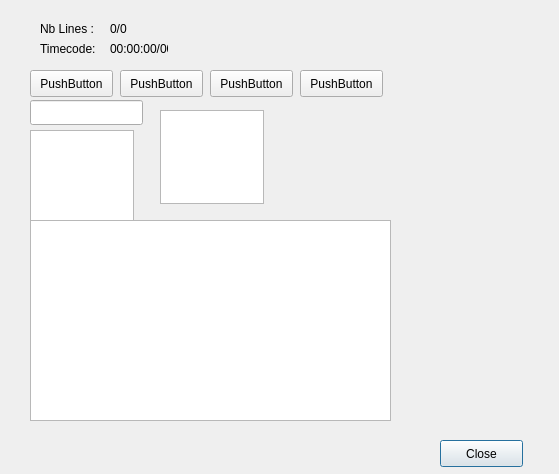
Before: the Qt Designer form branches/avidemux_2.4_branch/avidemux/ADM_userInterfaces/ADM_QT4/ADM_ocr/ocr.ui in BackupTheBerlios/avidemux-svn, drawn with Qt 5.
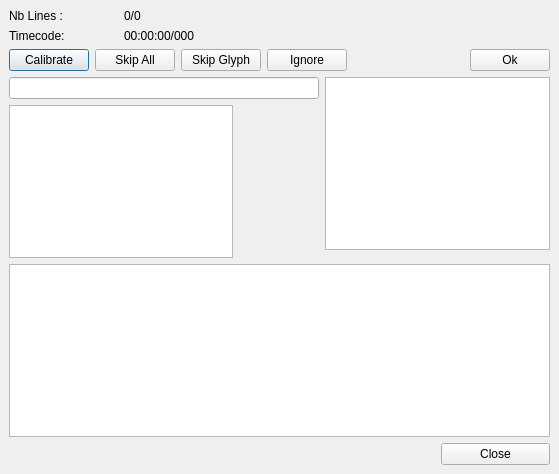
After: the same form once the commit is applied.

Commit message: [QT] Mostly working OCR for QT

What changed in the file:
```diff
--- a/branches/avidemux_2.4_branch/avidemux/ADM_userInterfaces/ADM_QT4/ADM_ocr/ocr.ui
+++ b/branches/avidemux_2.4_branch/avidemux/ADM_userInterfaces/ADM_QT4/ADM_ocr/ocr.ui
@@ -12,163 +12,119 @@
   <property name="windowTitle" >
    <string>Dialog</string>
   </property>
-  <widget class="QLabel" name="label" >
-   <property name="geometry" >
-    <rect>
-     <x>40</x>
-     <y>20</y>
-     <width>58</width>
-     <height>17</height>
-    </rect>
+  <layout class="QGridLayout" >
+   <property name="margin" >
+    <number>9</number>
    </property>
-   <property name="text" >
-    <string>Nb Lines :</string>
+   <property name="spacing" >
+    <number>6</number>
    </property>
-  </widget>
-  <widget class="QLabel" name="labelNbLines" >
-   <property name="geometry" >
-    <rect>
-     <x>110</x>
-     <y>20</y>
-     <width>58</width>
-     <height>17</height>
-    </rect>
-   </property>
+   <item row="2" column="0" colspan="5" >
+    <layout class="QHBoxLayout" >
+     <property name="margin" >
+      <number>0</number>
+     </property>
+     <property name="spacing" >
+      <number>6</number>
+     </property>
+     <item>
+      <widget class="QPushButton" name="pushButtonCalibrate" >
    <property name="text" >
-    <string>0/0</string>
-   </property>
-  </widget>
-  <widget class="QLabel" name="label_2" >
-   <property name="geometry" >
-    <rect>
-     <x>40</x>
-     <y>40</y>
-     <width>58</width>
-     <height>17</height>
-    </rect>
-   </property>
+        <string>Calibrate</string>
+       </property>
+      </widget>
+     </item>
+     <item>
+      <widget class="QPushButton" name="pushButtonSkipAll" >
    <property name="text" >
-    <string>Timecode:</string>
-   </property>
-  </widget>
-  <widget class="QLabel" name="labelTimecode" >
-   <property name="geometry" >
-    <rect>
-     <x>110</x>
-     <y>40</y>
-     <width>58</width>
-     <height>17</height>
-    </rect>
-   </property>
+        <string>Skip All</string>
+       </property>
+      </widget>
+     </item>
+     <item>
+      <widget class="QPushButton" name="pushButtonSkip" >
    <property name="text" >
-    <string>00:00:00/000</string>
-   </property>
-  </widget>
-  <widget class="QGraphicsView" name="smallView" >
-   <property name="geometry" >
-    <rect>
-     <x>30</x>
-     <y>130</y>
-     <width>104</width>
-     <height>94</height>
-    </rect>
-   </property>
-  </widget>
-  <widget class="QGraphicsView" name="bigView" >
-   <property name="geometry" >
-    <rect>
-     <x>30</x>
-     <y>220</y>
-     <width>361</width>
-     <height>201</height>
-    </rect>
-   </property>
-  </widget>
+        <string>Skip Glyph</string>
+       </property>
+      </widget>
+     </item>
+     <item>
+      <widget class="QPushButton" name="pushButtonIgnore" >
+       <property name="text" >
+        <string>Ignore</string>
+       </property>
+      </widget>
+     </item>
+     <item>
+      <spacer>
+       <property name="orientation" >
+        <enum>Qt::Horizontal</enum>
+       </property>
+       <property name="sizeHint" >
+        <size>
+         <width>40</width>
+         <height>20</height>
+        </size>
+       </property>
+      </spacer>
+     </item>
+     <item>
+      <widget class="QPushButton" name="pushButtonOk" >
+       <property name="text" >
+        <string>Ok</string>
+       </property>
+      </widget>
+     </item>
+    </layout>
+   </item>
+   <item rowspan="2" row="3" column="3" colspan="2" >
+    <widget class="QTextEdit" name="textEdit" />
+   </item>
+   <item row="6" column="0" colspan="5" >
+    <widget class="QGraphicsView" name="bigView" />
+   </item>
+   <item row="3" column="0" colspan="3" >
+    <widget class="QLineEdit" name="lineEdit" />
+   </item>
+   <item row="7" column="4" >
   <widget class="QPushButton" name="pushButtonClose" >
-   <property name="geometry" >
-    <rect>
-     <x>440</x>
-     <y>440</y>
-     <width>83</width>
-     <height>27</height>
-    </rect>
-   </property>
    <property name="text" >
     <string>Close</string>
    </property>
   </widget>
-  <widget class="QPushButton" name="pushButton" >
-   <property name="geometry" >
-    <rect>
-     <x>30</x>
-     <y>70</y>
-     <width>83</width>
-     <height>27</height>
-    </rect>
-   </property>
+   </item>
+   <item rowspan="2" row="4" column="0" colspan="2" >
+    <widget class="QGraphicsView" name="smallView" />
+   </item>
+   <item row="1" column="1" colspan="3" >
+    <widget class="QLabel" name="labelTimecode" >
    <property name="text" >
-    <string>PushButton</string>
-   </property>
-  </widget>
-  <widget class="QPushButton" name="pushButton_2" >
-   <property name="geometry" >
-    <rect>
-     <x>120</x>
-     <y>70</y>
-     <width>83</width>
-     <height>27</height>
-    </rect>
-   </property>
+      <string>00:00:00/000</string>
+     </property>
+    </widget>
+   </item>
+   <item row="1" column="0" >
+    <widget class="QLabel" name="label_2" >
    <property name="text" >
-    <string>PushButton</string>
-   </property>
-  </widget>
-  <widget class="QPushButton" name="pushButton_3" >
-   <property name="geometry" >
-    <rect>
-     <x>210</x>
-     <y>70</y>
-     <width>83</width>
-     <height>27</height>
-    </rect>
-   </property>
+      <string>Timecode:</string>
+     </property>
+    </widget>
+   </item>
+   <item row="0" column="1" colspan="3" >
+    <widget class="QLabel" name="labelNbLines" >
    <property name="text" >
-    <string>PushButton</string>
-   </property>
-  </widget>
-  <widget class="QPushButton" name="pushButton_4" >
-   <property name="geometry" >
-    <rect>
-     <x>300</x>
-     <y>70</y>
-     <width>83</width>
-     <height>27</height>
-    </rect>
-   </property>
+      <string>0/0</string>
+     </property>
+    </widget>
+   </item>
+   <item row="0" column="0" >
+    <widget class="QLabel" name="label" >
    <property name="text" >
-    <string>PushButton</string>
-   </property>
-  </widget>
-  <widget class="QLineEdit" name="lineEdit" >
-   <property name="geometry" >
-    <rect>
-     <x>30</x>
-     <y>100</y>
-     <width>113</width>
-     <height>25</height>
-    </rect>
-   </property>
-  </widget>
-  <widget class="QTextEdit" name="textEdit" >
-   <property name="geometry" >
-    <rect>
-     <x>160</x>
-     <y>110</y>
-     <width>104</width>
-     <height>94</height>
-    </rect>
-   </property>
-  </widget>
+      <string>Nb Lines :</string>
+     </property>
+    </widget>
+   </item>
+  </layout>
  </widget>
  <resources/>
  <connections/>
```
Left out of the diff: 19 changed lines with no effect on the pictures. Lines whose indentation alone changed are shown as unchanged. The commit also changes 1 other file.
